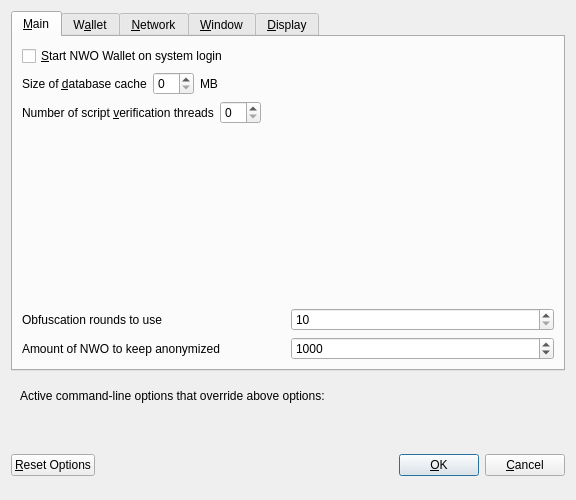
This is src/qt/forms/optionsdialog.ui in MotoAcidic/BaseSource as Qt 5 draws it before an edit. The edited form follows.
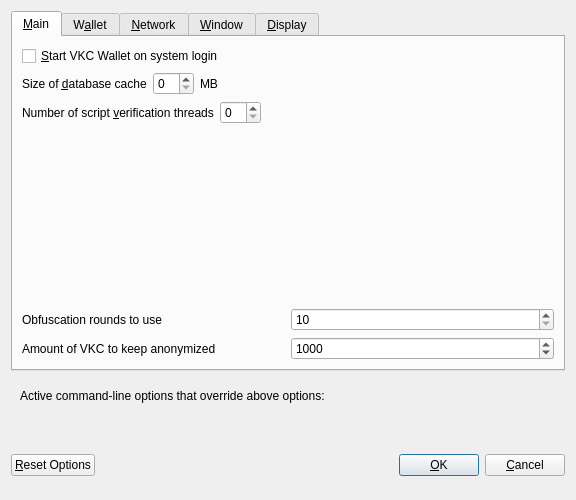
This is the edited form. Custom widgets are drawn as their Qt base class.

```diff
--- a/src/qt/forms/optionsdialog.ui
+++ b/src/qt/forms/optionsdialog.ui
@@ -33,7 +33,7 @@
           <string>Automatically start NWO Wallet after logging in to the system.</string>
          </property>
          <property name="text">
-          <string>&amp;Start NWO Wallet on system login</string>
+          <string>&amp;Start VKC Wallet on system login</string>
          </property>
         </widget>
        </item>
@@ -174,7 +174,7 @@
             <string notr="true"/>
            </property>
            <property name="text">
-            <string>Amount of NWO to keep anonymized</string>
+            <string>Amount of VKC to keep anonymized</string>
            </property>
           </widget>
          </item>
```
Left out of the diff: 10 changed lines with no effect on the pictures.
